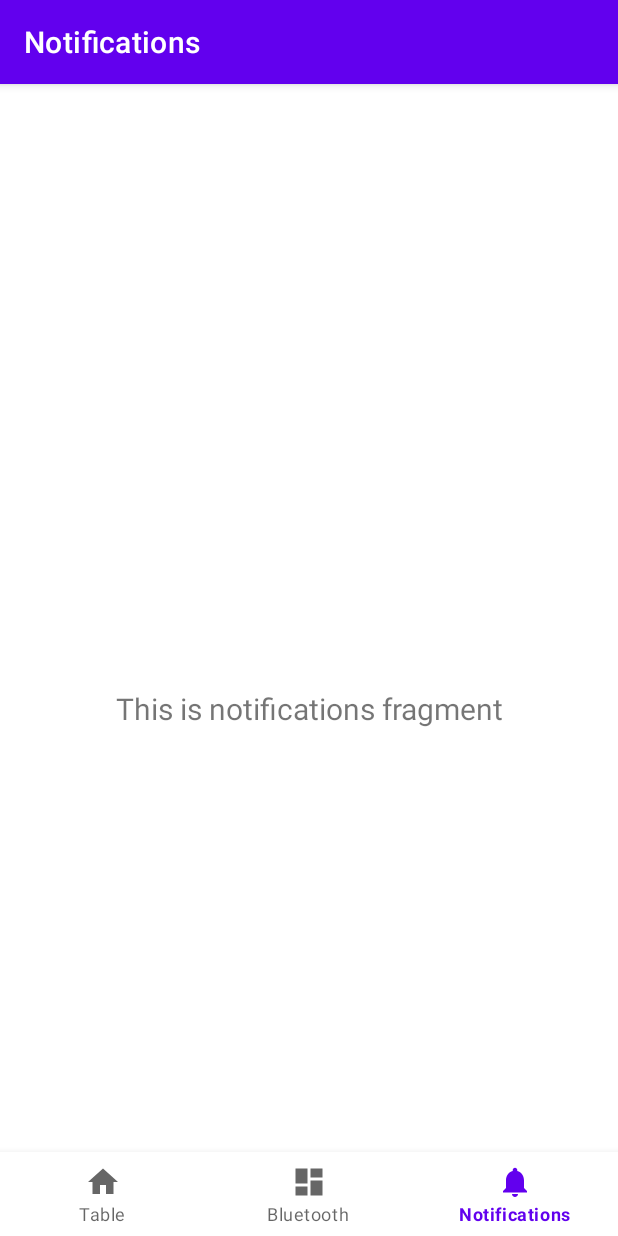
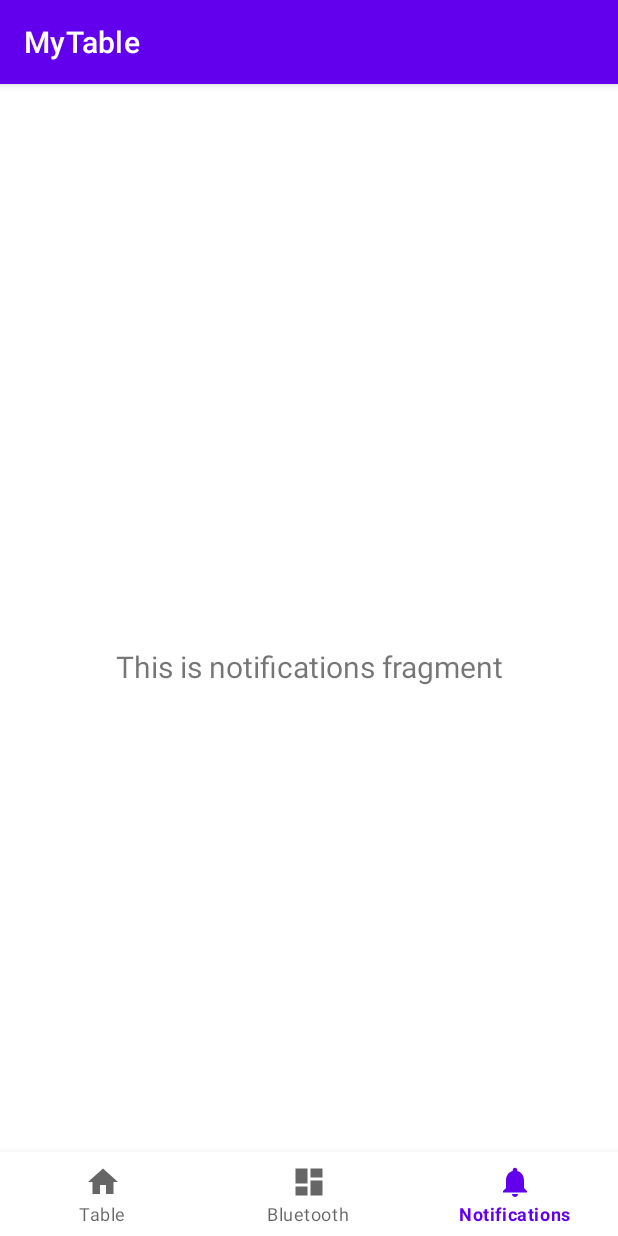
Before and after one commit to DPasiut/MyTable, an Android app: the screen it shows after launch (MainActivity), item 3 of the bottom bar chosen, on a phone screen of 412 x 824 dp. Run offline under Robolectric (Android 15) with nearby library versions, the phone set to English and light mode, and no system bars; our stand-ins replace navigation-ui; libraries missing offline, so code that uses them is left out: antonkozyriatskyi.circularprogressindicator; 4 statements that could not run were skipped.

```diff
--- a/app/build.gradle
+++ b/app/build.gradle
@@ -38,8 +38,14 @@ dependencies {
     implementation 'androidx.lifecycle:lifecycle-livedata-ktx:2.2.0'
     implementation 'androidx.lifecycle:lifecycle-viewmodel-ktx:2.2.0'
     implementation 'androidx.room:room-runtime:2.2.5'
+    implementation "androidx.cardview:cardview:1.0.0"
     testImplementation 'junit:junit:4.+'
     androidTestImplementation 'androidx.test.ext:junit:1.1.3'
     androidTestImplementation 'androidx.test.espresso:espresso-core:3.4.0'
     annotationProcessor 'androidx.room:room-compiler:2.2.5'
+
+    implementation 'com.github.antonKozyriatskyi:CircularProgressIndicator:1.3.0'
+
+
+
 }
--- a/app/src/main/java/com/example/mytable/MainActivity.java
+++ b/app/src/main/java/com/example/mytable/MainActivity.java
@@ -1,16 +1,7 @@
 package com.example.mytable;
 
-import android.annotation.SuppressLint;
-import android.content.ComponentName;
-import android.content.Context;
 import android.content.Intent;
-import android.content.ServiceConnection;
-import android.content.SharedPreferences;
-import android.os.AsyncTask;
 import android.os.Bundle;
-import android.os.IBinder;
-import android.view.View;
-import android.widget.Toast;
 
 import androidx.appcompat.app.AppCompatActivity;
 import androidx.core.content.ContextCompat;
@@ -19,15 +10,10 @@ import androidx.navigation.Navigation;
 import androidx.navigation.ui.AppBarConfiguration;
 import androidx.navigation.ui.NavigationUI;
 
-import com.example.mytable.service.bluetooth.BluetoothCommunicationState;
 import com.example.mytable.service.bluetooth.BluetoothService;
 import com.google.android.material.bottomnavigation.BottomNavigationView;
 
 public class MainActivity extends AppCompatActivity {
-
-    BluetoothService bluetoothService;
-    boolean mBound = false;
-
 
     @Override
     protected void onCreate(Bundle savedInstanceState) {
@@ -35,11 +21,11 @@ public class MainActivity extends AppCompatActivity {
         setContentView(R.layout.activity_main);
         BottomNavigationView navView = findViewById(R.id.nav_view);
 
-        AppBarConfiguration appBarConfiguration = new AppBarConfiguration.Builder(
-                R.id.navigation_home, R.id.navigation_dashboard, R.id.navigation_notifications)
-                .build();
+//        AppBarConfiguration appBarConfiguration = new AppBarConfiguration.Builder(
+//                R.id.navigation_home, R.id.navigation_dashboard, R.id.navigation_notifications)
+//                .build();
         NavController navController = Navigation.findNavController(this, R.id.nav_host_fragment);
-        NavigationUI.setupActionBarWithNavController(this, navController, appBarConfiguration);
+//        NavigationUI.setupActionBarWithNavController(this, navController, appBarConfiguration);
         NavigationUI.setupWithNavController(navView, navController);
     }
 
--- a/app/src/main/java/com/example/mytable/ui/bluetooth/BluetoothFragment.java
+++ b/app/src/main/java/com/example/mytable/ui/bluetooth/BluetoothFragment.java
@@ -20,7 +20,6 @@ import android.widget.Button;
 import android.widget.Switch;
 
 import androidx.annotation.NonNull;
-import androidx.annotation.Nullable;
 import androidx.fragment.app.Fragment;
 import androidx.recyclerview.widget.LinearLayoutManager;
 import androidx.recyclerview.widget.RecyclerView;
@@ -129,7 +128,10 @@ public class BluetoothFragment extends Fragment {
             SharedPreferences preferences = getActivity().getSharedPreferences("UserPreferences", Context.MODE_PRIVATE);
             String deviceName = preferences.getString("deviceName", "");
 
-            if(deviceName != null && !deviceName.equals("")) {
+            if(deviceName != null
+                    && !deviceName.equals("")
+                    && bluetoothService.getState() != BluetoothCommunicationState.CONNECTED
+            ) {
                 bluetoothService.connectDevice(bluetoothService.getDevice(deviceName));
             } else {
                 if (bluetoothService.getState() != BluetoothCommunicationState.CONNECTED){
--- a/app/src/main/java/com/example/mytable/ui/bluetooth/BluetoothViewAdapter.java
+++ b/app/src/main/java/com/example/mytable/ui/bluetooth/BluetoothViewAdapter.java
@@ -122,7 +122,6 @@ public class BluetoothViewAdapter extends RecyclerView.Adapter<BluetoothViewAdap
     };
 
     private void connect(String name, View view){
-        bluetoothService.connectDevice(bluetoothService.getDevice(name));
         new ConnectWithBluetoothDevice(view, name).execute();
     }
     private void saveDeviceName(String key, String value, Context context) {
@@ -143,6 +142,7 @@ public class BluetoothViewAdapter extends RecyclerView.Adapter<BluetoothViewAdap
         }
         @Override
         protected Void doInBackground(Void... arg0) {
+            bluetoothService.connectDevice(bluetoothService.getDevice(name));
             try {
                 boolean needWait = doNeedWait();
                 int waitingTime = 0;
--- a/app/src/main/java/com/example/mytable/ui/table/TableFragment.java
+++ b/app/src/main/java/com/example/mytable/ui/table/TableFragment.java
@@ -1,8 +1,10 @@
 package com.example.mytable.ui.table;
 
 import android.annotation.SuppressLint;
+import android.app.AlertDialog;
 import android.content.ComponentName;
 import android.content.Context;
+import android.content.DialogInterface;
 import android.content.Intent;
 import android.content.ServiceConnection;
 import android.content.SharedPreferences;
@@ -17,6 +19,8 @@ import android.view.MotionEvent;
 import android.view.View;
 import android.view.ViewGroup;
 import android.widget.Button;
+import android.widget.NumberPicker;
+import android.widget.ProgressBar;
 import android.widget.TextView;
 import android.widget.Toast;
 
@@ -27,6 +31,7 @@ import com.example.mytable.R;
 import com.example.mytable.service.bluetooth.BluetoothCommunicationState;
 import com.example.mytable.service.bluetooth.BluetoothService;
 
+import antonkozyriatskyi.circularprogressindicator.CircularProgressIndicator;
 
 public class TableFragment extends Fragment {
 
@@ -56,6 +61,27 @@ public class TableFragment extends Fragment {
         Button userButton2 = root.findViewById(R.id.user_2);
         Button userButton3 = root.findViewById(R.id.user_3);
         position = root.findViewById(R.id.position);
+        CircularProgressIndicator progressBar = root.findViewById(R.id.time_progress_bar);
+
+
+        progressBar.setOnTouchListener((v, event) -> {
+            AlertDialog.Builder builder = new AlertDialog.Builder(getContext());
+            builder.setTitle("Chose time in minutes");
+            View view = LayoutInflater.from(getContext()).inflate(R.layout.get_time_dialog, (ViewGroup) getView(), false);
+            NumberPicker numberPicker = (NumberPicker) view.findViewById(R.id.number_picker);
+            numberPicker.setMaxValue(1000);
+            numberPicker.setMinValue(1);
+            builder.setView(view);
+
+            builder.setPositiveButton("set", (dialog, which) -> {
+                progressBar.setMaxProgress(numberPicker.getValue());
+                progressBar.setCurrentProgress(numberPicker.getValue());
+                dialog.dismiss();
+            });
+            builder.setNegativeButton(android.R.string.cancel, (dialog, which) -> dialog.cancel());
+            builder.show();
+            return false;
+        });
 
         Intent intent = new Intent(getActivity(), BluetoothService.class);
         requireActivity().bindService(intent, connection, Context.BIND_AUTO_CREATE);
@@ -297,66 +323,5 @@ public class TableFragment extends Fragment {
             return Math.abs(Integer.parseInt(destinationPosition) - currentPosition) > 14;
         }
     }
-    //Asynctasks to save and read values from RoomDatabase
-//    private class UpsertSetting extends AsyncTask<Void, Void, Void> {
-//        AppDatabase appDb;
-//        View view;
-//        String name;
-//        Integer id;
-//
-//        public UpsertSetting(AppDatabase database, View view, String name, Integer id) {
-//            this.appDb = database;
-//            this.view = view;
-//            this.name = name;
-//            this.id = id;
-//        }
-//        @Override
-//        protected Void doInBackground(Void... arg0) {
-//            try {
-//                String tmp = appDb.settingsDao().getValueBySettingId(id);
-//                appDb.settingsDao().updateSettingValueByName(id, String.valueOf(currentPosition));
-//
-//            }catch (Exception e){
-//                appDb.settingsDao().insert(id, name, String.valueOf(currentPosition));
-//            }
-//                return null;
-//        }
-//        @Override
-//        protected void onPostExecute(Void result) {
-//            Toast.makeText(view.getContext(), currentPosition + " cm has been set", Toast.LENGTH_LONG).show();
-//        }
-//
-//    }
 
-
-//    private class GetSetting extends AsyncTask<Void, Void, Void> {
-//        AppDatabase appDb;
-//        View view;
-//        String tmp = null;
-//        Integer id;
-//
-//        public GetSetting(AppDatabase database, View view, Integer id) {
-//            this.appDb = database;
-//            this.view = view;
-//            this.id = id;
-//        }
-//        @Override
-//        protected Void doInBackground(Void... arg0) {
-//            try {
-//                 tmp = appDb.settingsDao().getValueBySettingId(id);
-//            }catch (Exception e){
-//                Log.d("TABLE_FRAGMENT", "something went wrong on GetSetting");
-//            }
-//            return null;
-//        }
-//        @Override
-//        protected void onPostExecute(Void result) {
-//            if (tmp != null){
-//                moveToPoint(tmp);
-//            }else {
-//                Toast.makeText(view.getContext(),"Please long press on button first", Toast.LENGTH_LONG).show();
-//            }
-//
-//        }
-//    }
 }
--- /dev/null
+++ b/app/src/main/res/drawable/circle_12.xml
@@ -0,0 +1,5 @@
+<vector android:height="12dp" android:tint="?attr/colorControlNormal"
+    android:viewportHeight="24" android:viewportWidth="24"
+    android:width="12dp" xmlns:android="http://schemas.android.com/apk/res/android">
+    <path android:fillColor="@android:color/white" android:pathData="M12,2C6.47,2 2,6.47 2,12s4.47,10 10,10 10,-4.47 10,-10S17.53,2 12,2z"/>
+</vector>
--- /dev/null
+++ b/app/src/main/res/drawable/pause_circle.xml
@@ -0,0 +1,5 @@
+<vector android:height="36dp" android:tint="?attr/colorControlNormal"
+    android:viewportHeight="24" android:viewportWidth="24"
+    android:width="36dp" xmlns:android="http://schemas.android.com/apk/res/android">
+    <path android:fillColor="@android:color/white" android:pathData="M12,2C6.48,2 2,6.48 2,12s4.48,10 10,10s10,-4.48 10,-10S17.52,2 12,2zM11,16H9V8h2V16zM15,16h-2V8h2V16z"/>
+</vector>
--- /dev/null
+++ b/app/src/main/res/drawable/play_circle.xml
@@ -0,0 +1,5 @@
+<vector android:height="36dp" android:tint="?attr/colorControlNormal"
+    android:viewportHeight="24" android:viewportWidth="24"
+    android:width="36dp" xmlns:android="http://schemas.android.com/apk/res/android">
+    <path android:fillColor="@android:color/white" android:pathData="M12,2C6.48,2 2,6.48 2,12s4.48,10 10,10s10,-4.48 10,-10S17.52,2 12,2zM9.5,16.5v-9l7,4.5L9.5,16.5z"/>
+</vector>
--- /dev/null
+++ b/app/src/main/res/drawable/stop_circle.xml
@@ -0,0 +1,6 @@
+<vector android:height="36dp" android:tint="?attr/colorControlNormal"
+    android:viewportHeight="24" android:viewportWidth="24"
+    android:width="36dp" xmlns:android="http://schemas.android.com/apk/res/android">
+    <path android:fillColor="@android:color/white"
+        android:fillType="evenOdd" android:pathData="M8,16h8V8H8V16zM12,2C6.48,2 2,6.48 2,12s4.48,10 10,10s10,-4.48 10,-10S17.52,2 12,2L12,2z"/>
+</vector>
--- a/app/src/main/res/layout/activity_main.xml
+++ b/app/src/main/res/layout/activity_main.xml
@@ -1,10 +1,10 @@
 <?xml version="1.0" encoding="utf-8"?>
-<androidx.constraintlayout.widget.ConstraintLayout xmlns:android="http://schemas.android.com/apk/res/android"
+<androidx.constraintlayout.widget.ConstraintLayout
+    xmlns:android="http://schemas.android.com/apk/res/android"
     xmlns:app="http://schemas.android.com/apk/res-auto"
     android:id="@+id/container"
     android:layout_width="match_parent"
-    android:layout_height="match_parent"
-    android:paddingTop="?attr/actionBarSize">
+    android:layout_height="match_parent">
 
     <com.google.android.material.bottomnavigation.BottomNavigationView
         android:id="@+id/nav_view"
--- a/app/src/main/res/layout/bluetooth_item.xml
+++ b/app/src/main/res/layout/bluetooth_item.xml
@@ -1,6 +1,7 @@
 <?xml version="1.0" encoding="utf-8"?>
 <LinearLayout
-    xmlns:android="http://schemas.android.com/apk/res/android" android:layout_width="match_parent"
+    xmlns:android="http://schemas.android.com/apk/res/android"
+    android:layout_width="match_parent"
     android:layout_height="wrap_content">
 
     <androidx.cardview.widget.CardView
--- a/app/src/main/res/values-night/themes.xml
+++ b/app/src/main/res/values-night/themes.xml
@@ -1,6 +1,6 @@
 <resources xmlns:tools="http://schemas.android.com/tools">
     <!-- Base application theme. -->
-    <style name="Theme.MyTable" parent="Theme.MaterialComponents.DayNight.DarkActionBar">
+    <style name="Theme.MyTable" parent="Theme.MaterialComponents.DayNight.NoActionBar">
         <!-- Primary brand color. -->
         <item name="colorPrimary">@color/purple_200</item>
         <item name="colorPrimaryVariant">@color/purple_700</item>
--- a/build.gradle
+++ b/build.gradle
@@ -20,6 +20,7 @@ allprojects {
     repositories {
         google()
         jcenter()
+        maven { url 'https://jitpack.io' }
     }
 }
 
```
Also changed, not shown: app/src/main/res/drawable/round_button.xml (added, +10 -0 lines), app/src/main/res/layout/fragment_table.xml (+22 -19 lines), app/src/main/res/layout/get_time_dialog.xml (added, +20 -0 lines), app/src/main/res/layout/timer_card.xml (added, +65 -0 lines).
